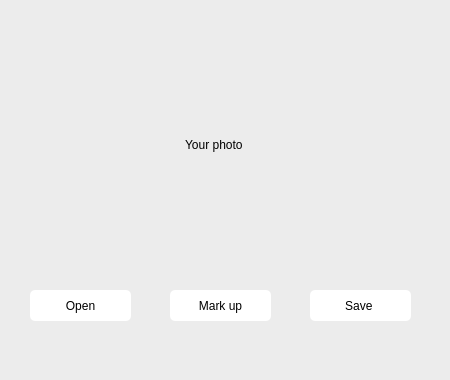
Qt form MainWindow.ui (lenayak/image_markup) before a commit.
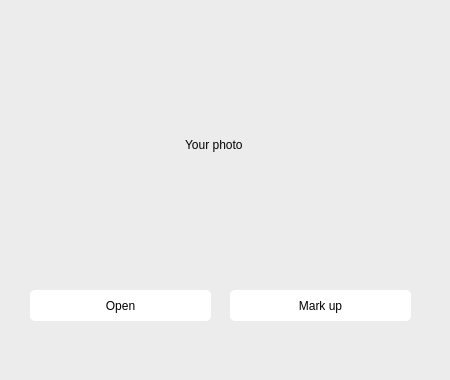
The same form after that commit.

Commit message: deleted unnecessary button

What changed in the file:
```diff
--- a/MainWindow.ui
+++ b/MainWindow.ui
@@ -26,9 +26,9 @@
    <widget class="QPushButton" name="mark_up_btn">
     <property name="geometry">
      <rect>
-      <x>170</x>
+      <x>230</x>
       <y>290</y>
-      <width>101</width>
+      <width>181</width>
       <height>31</height>
      </rect>
     </property>
@@ -40,23 +40,6 @@
      <string>Mark up</string>
     </property>
    </widget>
-   <widget class="QPushButton" name="save_btn">
-    <property name="geometry">
-     <rect>
-      <x>310</x>
-      <y>290</y>
-      <width>101</width>
-      <height>31</height>
-     </rect>
-    </property>
-    <property name="styleSheet">
-     <string notr="true">background-color: rgb(255, 255, 255);
-border-radius: 5px;</string>
-    </property>
-    <property name="text">
-     <string>Save </string>
-    </property>
-   </widget>
    <widget class="QLabel" name="image">
     <property name="geometry">
      <rect>
@@ -75,7 +58,7 @@
      <rect>
       <x>30</x>
       <y>290</y>
-      <width>101</width>
+      <width>181</width>
       <height>31</height>
      </rect>
     </property>
```
Left out of the diff: 16 changed lines with no effect on the pictures. The commit also changes 2 other files.
